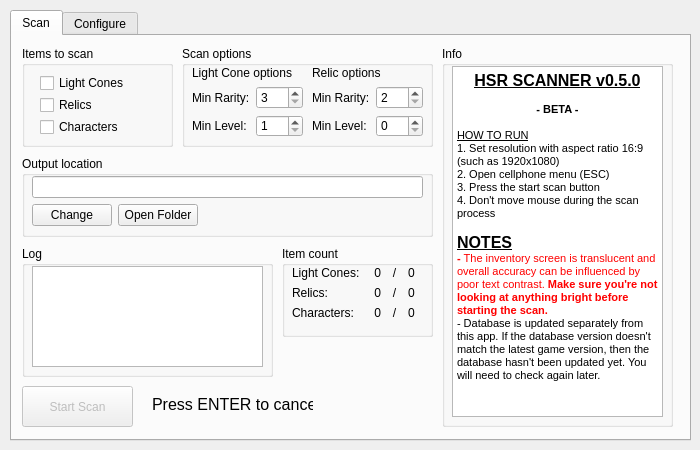
Before: the Qt Designer form src/ui/hsr_scanner.ui in kel-z/HSR-Scanner, drawn with Qt 5.
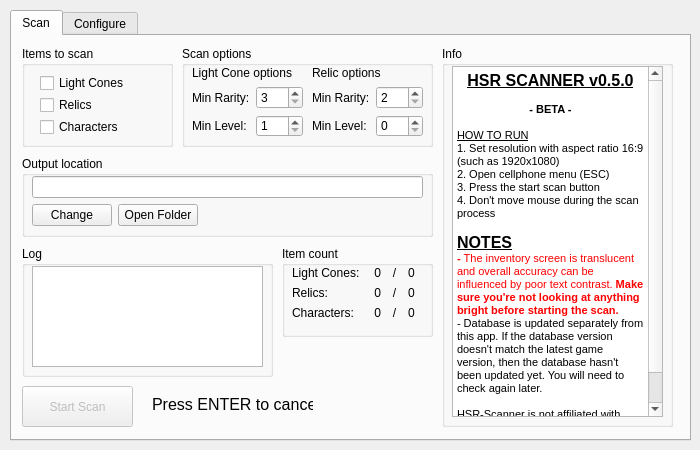
After: the same form once the commit is applied.

```diff
--- a/src/ui/hsr_scanner.ui
+++ b/src/ui/hsr_scanner.ui
@@ -512,7 +512,9 @@
 &lt;p style=&quot;-qt-paragraph-type:empty; margin-top:0px; margin-bottom:0px; margin-left:0px; margin-right:0px; -qt-block-indent:0; text-indent:0px; font-size:8pt;&quot;&gt;&lt;br /&gt;&lt;/p&gt;
 &lt;p style=&quot; margin-top:0px; margin-bottom:0px; margin-left:0px; margin-right:0px; -qt-block-indent:0; text-indent:0px;&quot;&gt;&lt;span style=&quot; font-size:12pt; font-weight:600; text-decoration: underline;&quot;&gt;NOTES&lt;/span&gt;&lt;/p&gt;
 &lt;p style=&quot; margin-top:0px; margin-bottom:0px; margin-left:0px; margin-right:0px; -qt-block-indent:0; text-indent:0px;&quot;&gt;&lt;span style=&quot; font-size:8pt; font-weight:600; color:#ff0000;&quot;&gt;- &lt;/span&gt;&lt;span style=&quot; font-size:8pt; color:#ff0000;&quot;&gt;The inventory screen is translucent and overall accuracy can be influenced by poor text contrast. &lt;/span&gt;&lt;span style=&quot; font-size:8pt; font-weight:600; color:#ff0000;&quot;&gt;Make sure you're not looking at anything bright before starting the scan.&lt;/span&gt;&lt;/p&gt;
-&lt;p style=&quot; margin-top:0px; margin-bottom:0px; margin-left:0px; margin-right:0px; -qt-block-indent:0; text-indent:0px;&quot;&gt;- Database is updated separately from this app. If the database version doesn't match the latest game version, then the database hasn't been updated yet. You will need to check again later.&lt;/p&gt;&lt;/body&gt;&lt;/html&gt;</string>
+&lt;p style=&quot; margin-top:0px; margin-bottom:0px; margin-left:0px; margin-right:0px; -qt-block-indent:0; text-indent:0px;&quot;&gt;- Database is updated separately from this app. If the database version doesn't match the latest game version, then the database hasn't been updated yet. You will need to check again later.&lt;/p&gt;
+&lt;p style=&quot;-qt-paragraph-type:empty; margin-top:0px; margin-bottom:0px; margin-left:0px; margin-right:0px; -qt-block-indent:0; text-indent:0px;&quot;&gt;&lt;br /&gt;&lt;/p&gt;
+&lt;p style=&quot; margin-top:0px; margin-bottom:0px; margin-left:0px; margin-right:0px; -qt-block-indent:0; text-indent:0px;&quot;&gt;HSR-Scanner is not affiliated with, endorsed, sponsored, or approved by HoYoverse.&lt;/p&gt;&lt;/body&gt;&lt;/html&gt;</string>
        </property>
       </widget>
      </widget>
```
